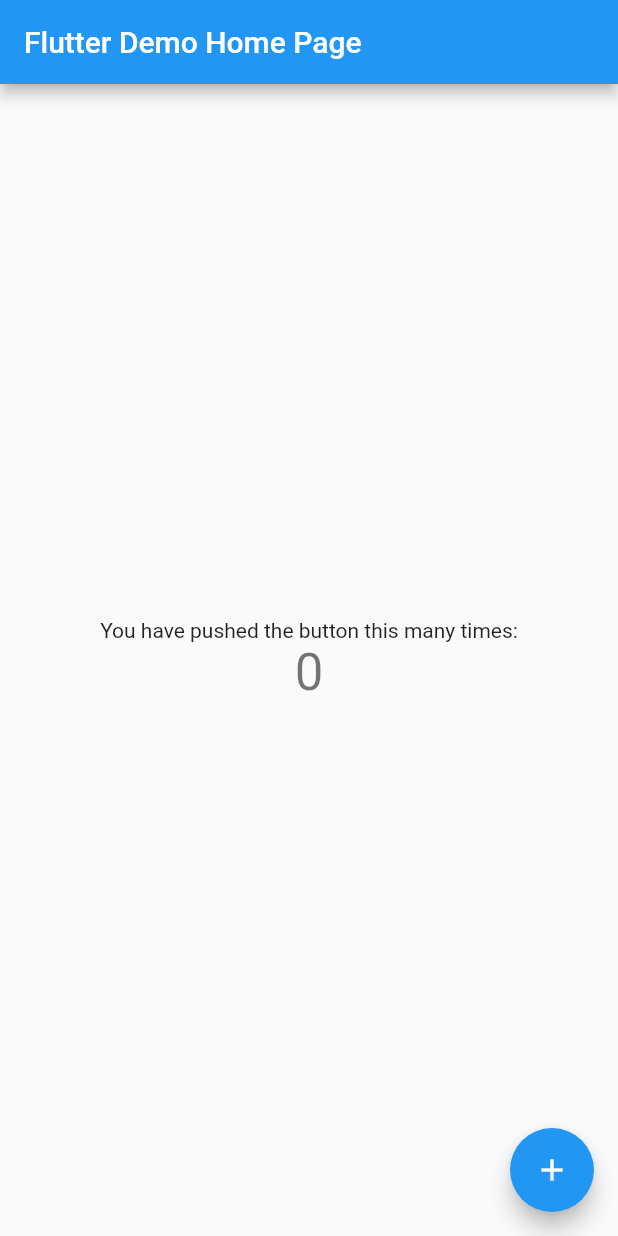
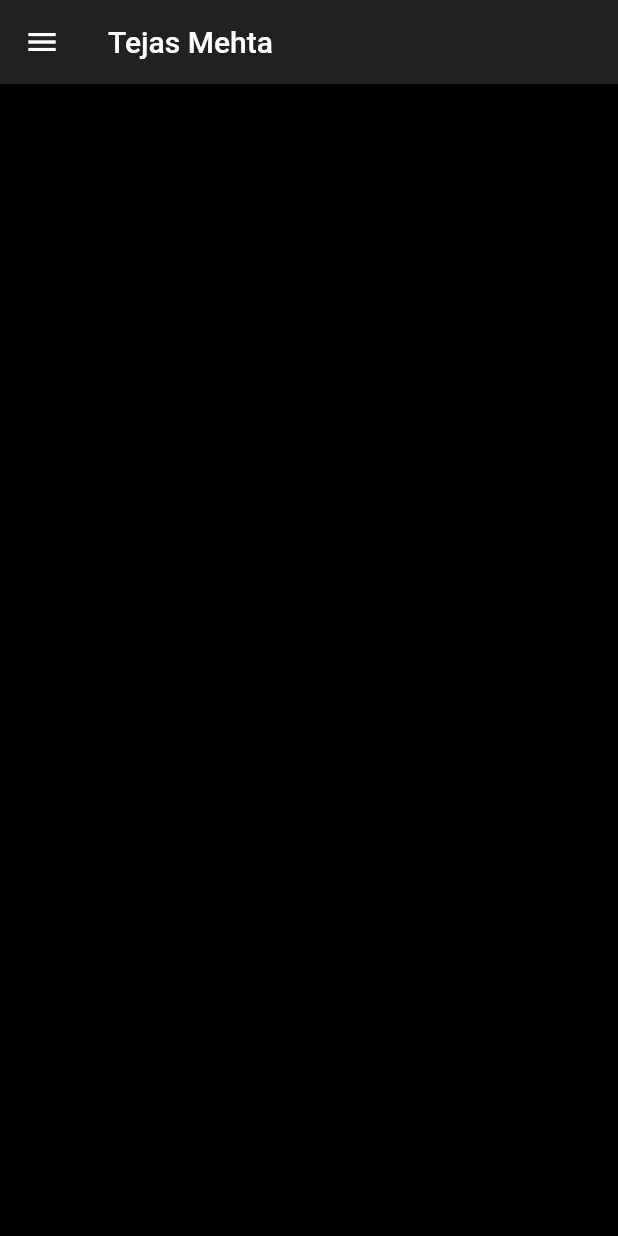
Before and after one commit to tmthecoder/portfolio, a Flutter app: the screen it shows after launch, on a phone screen of 412 x 824 dp. Run offline on Flutter 3.47's test engine with Material 2 defaults, Android fonts, the phone set to English and light mode, and no system bars.

Commit message:
added my base app and routing
Signed-off-by: Tejas Mehta <tmthecoder@gmail.com>

```diff
--- a/lib/main.dart
+++ b/lib/main.dart
@@ -1,117 +1,59 @@
 import 'package:flutter/material.dart';
+import 'package:portfolio/ui/homepage.dart';
 
 void main() {
   runApp(MyApp());
 }
 
 class MyApp extends StatelessWidget {
+  bool _isDark = true;
+  ThemeData _lightTheme = ThemeData(
+    brightness: Brightness.light,
+  );
+  ThemeData _darkTheme = ThemeData(
+    brightness: Brightness.dark,
+    scaffoldBackgroundColor: Colors.black
+  );
   // This widget is the root of your application.
   @override
   Widget build(BuildContext context) {
     return MaterialApp(
-      title: 'Flutter Demo',
-      theme: ThemeData(
-        // This is the theme of your application.
-        //
-        // Try running your application with "flutter run". You'll see the
-        // application has a blue toolbar. Then, without quitting the app, try
-        // changing the primarySwatch below to Colors.green and then invoke
-        // "hot reload" (press "r" in the console where you ran "flutter run",
-        // or simply save your changes to "hot reload" in a Flutter IDE).
-        // Notice that the counter didn't reset back to zero; the application
-        // is not restarted.
-        primarySwatch: Colors.blue,
-        // This makes the visual density adapt to the platform that you run
-        // the app on. For desktop platforms, the controls will be smaller and
-        // closer together (more dense) than on mobile platforms.
-        visualDensity: VisualDensity.adaptivePlatformDensity,
+      home: MaterialApp(
+        title: 'Tejas Mehta',
+        theme: _isDark ? _darkTheme : _lightTheme,
+        builder: (BuildContext context, Widget child) {
+          print(MediaQuery.of(context).size.width);
+          return Scaffold(
+            appBar: AppBar(
+              title: Text("Tejas Mehta"),
+//              backgroundColor: Theme.of(context).scaffoldBackgroundColor,
+//              shadowColor: Theme.of(context).scaffoldBackgroundColor,
+              actions: [
+                MediaQuery.of(context).size.width > 500 ? FlatButton(
+                    onPressed: () {},
+                    child: Text("About")
+                ) : Container(),
+                Padding(padding: EdgeInsets.all(10)),
+                MediaQuery.of(context).size.width > 500 ? FlatButton(
+                    onPressed: () {},
+                    child: Text("Projects")
+                ) : Container(),
+                Padding(padding: EdgeInsets.all(10)),
+              ],
+            ),
+            drawer: MediaQuery.of(context).size.width <= 500 ? Drawer(
+              child: ListView(
+                children: [
+                  ListTile(title: Text("About"),),
+                  ListTile(title: Text("Projects"),),
+                ],
+              ),
+            ) : null,
+            body: child,
+          );
+        },
+        home: Homepage(),
       ),
-      home: MyHomePage(title: 'Flutter Demo Home Page'),
     );
   }
 }
-
-class MyHomePage extends StatefulWidget {
-  MyHomePage({Key key, this.title}) : super(key: key);
-
-  // This widget is the home page of your application. It is stateful, meaning
-  // that it has a State object (defined below) that contains fields that affect
-  // how it looks.
-
-  // This class is the configuration for the state. It holds the values (in this
-  // case the title) provided by the parent (in this case the App widget) and
-  // used by the build method of the State. Fields in a Widget subclass are
-  // always marked "final".
-
-  final String title;
-
-  @override
-  _MyHomePageState createState() => _MyHomePageState();
-}
-
-class _MyHomePageState extends State<MyHomePage> {
-  int _counter = 0;
-
-  void _incrementCounter() {
-    setState(() {
-      // This call to setState tells the Flutter framework that something has
-      // changed in this State, which causes it to rerun the build method below
-      // so that the display can reflect the updated values. If we changed
-      // _counter without calling setState(), then the build method would not be
-      // called again, and so nothing would appear to happen.
-      _counter++;
-    });
-  }
-
-  @override
-  Widget build(BuildContext context) {
-    // This method is rerun every time setState is called, for instance as done
-    // by the _incrementCounter method above.
-    //
-    // The Flutter framework has been optimized to make rerunning build methods
-    // fast, so that you can just rebuild anything that needs updating rather
-    // than having to individually change instances of widgets.
-    return Scaffold(
-      appBar: AppBar(
-        // Here we take the value from the MyHomePage object that was created by
-        // the App.build method, and use it to set our appbar title.
-        title: Text(widget.title),
-      ),
-      body: Center(
-        // Center is a layout widget. It takes a single child and positions it
-        // in the middle of the parent.
-        child: Column(
-          // Column is also a layout widget. It takes a list of children and
-          // arranges them vertically. By default, it sizes itself to fit its
-          // children horizontally, and tries to be as tall as its parent.
-          //
-          // Invoke "debug painting" (press "p" in the console, choose the
-          // "Toggle Debug Paint" action from the Flutter Inspector in Android
-          // Studio, or the "Toggle Debug Paint" command in Visual Studio Code)
-          // to see the wireframe for each widget.
-          //
-          // Column has various properties to control how it sizes itself and
-          // how it positions its children. Here we use mainAxisAlignment to
-          // center the children vertically; the main axis here is the vertical
-          // axis because Columns are vertical (the cross axis would be
-          // horizontal).
-          mainAxisAlignment: MainAxisAlignment.center,
-          children: <Widget>[
-            Text(
-              'You have pushed the button this many times:',
-            ),
-            Text(
-              '$_counter',
-              style: Theme.of(context).textTheme.headline4,
-            ),
-          ],
-        ),
-      ),
-      floatingActionButton: FloatingActionButton(
-        onPressed: _incrementCounter,
-        tooltip: 'Increment',
-        child: Icon(Icons.add),
-      ), // This trailing comma makes auto-formatting nicer for build methods.
-    );
-  }
-}
--- /dev/null
+++ b/lib/ui/homepage.dart
@@ -0,0 +1,48 @@
+/*
+ * Made by Tejas Mehta
+ * Made on Tuesday, August 25, 2020
+ * File Name: homepage.dart
+*/
+import 'package:flutter/material.dart';
+
+class Homepage extends StatefulWidget {
+  ///CreateState method
+  ///Sets the state of the app (rebuilt each time a UI change is needed)
+  @override
+  State<StatefulWidget> createState() {
+    return HomepageState();
+  }
+}
+
+class HomepageState extends State<Homepage> with WidgetsBindingObserver {
+  ///InitState method
+  ///Currently only sets a listener for any light/dark theme changes
+  @override
+  void initState() {
+    super.initState();
+    WidgetsBinding.instance.addObserver(this);
+  }
+
+  ///Dispose method
+  ///Currently only removes the observer set in initState for the light/dark theme changes
+  @override
+  void dispose() {
+    WidgetsBinding.instance.removeObserver(this);
+    super.dispose();
+  }
+
+  ///didChangePlatformBrightness method
+  ///Only changes the listener's state to the theme allowing to change the theme while user is on the screen
+  @override
+  void didChangePlatformBrightness() {
+    WidgetsBinding.instance.window.platformBrightness;
+  }
+
+
+  ///Main widget build method
+  ///Builds the UI on this screen
+  @override
+  Widget build(BuildContext context) {
+    return Container();
+  }
+}
```
